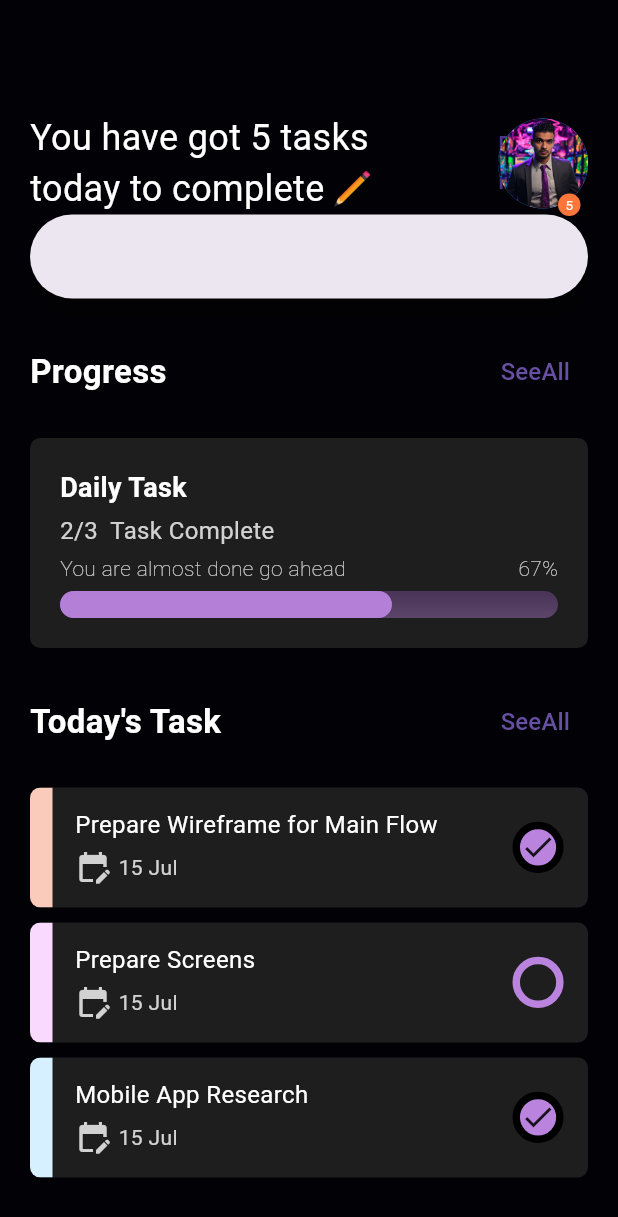
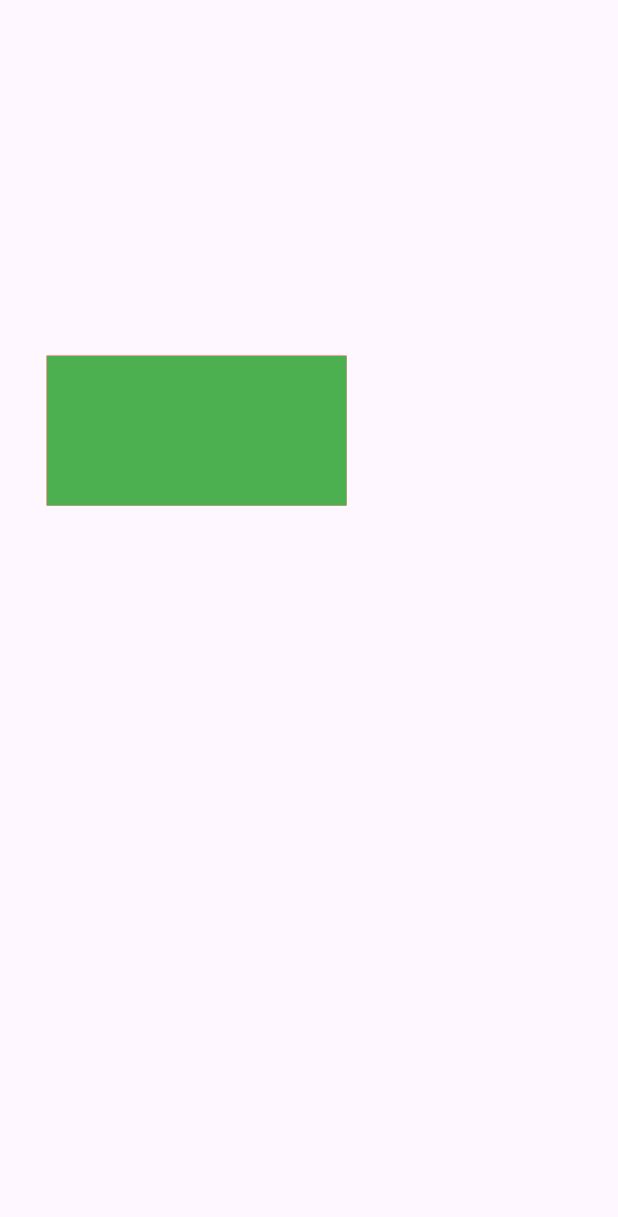
Before and after one commit to mortezanazari-hub/EmenTodoProject, a Flutter app: the screen it shows after launch, on a phone screen of 412 x 824 dp. Shown: the top 1217 px of the screen. Run offline on Flutter 3.47's test engine with Material 3 defaults, Android fonts, the phone set to English and light mode, and no system bars; drawn by our look-alikes of roundcheckbox; our stand-ins replace flutter_screenutil.

Commit message:
add swipeable_tile move todo list model for view list to SimpleTodoListModelToShow.dart
add a test page for sweep test

```diff
--- a/lib/MyWidget.dart
+++ b/lib/MyWidget.dart
@@ -1,20 +1,17 @@
-import 'dart:math';
 import 'package:flutter_screenutil/flutter_screenutil.dart';
 import 'package:intl/intl.dart';
 import 'package:flutter/cupertino.dart';
 import 'package:flutter/material.dart';
 import 'package:flutter/rendering.dart';
 import 'package:flutter/widgets.dart';
-import 'package:roundcheckbox/roundcheckbox.dart';
 import 'package:todoproject/Constant.dart';
-import 'package:todoproject/Models/SimpleToDoModel.dart';
 
 //!Button Check Box
 class ButtonCheckBox extends StatefulWidget {
-  String title;
-  Function(bool) onTap;
-  Color borderColor;
-  double screenWidth;
+  final String title;
+  final Function(bool) onTap;
+  final Color borderColor;
+  final double screenWidth;
 
   ButtonCheckBox(
       {super.key,
@@ -72,7 +69,7 @@ class _ButtonCheckBoxState extends State<ButtonCheckBox> {
 //!Select Time widget
 class MySelectTime extends StatefulWidget {
   final String title;
-  double screenWidth;
+  late double screenWidth;
 
   MySelectTime({super.key, required this.title, required this.screenWidth});
 
@@ -157,98 +154,6 @@ class _MySelectTimeState extends State<MySelectTime> {
           ),
         )
       ],
-    );
-  }
-}
-
-//!To do List Model
-class TodoListModel extends StatelessWidget {
-  late DateTime dateTime;
-  late int index;
-
-  TodoListModel({super.key, required this.index, required this.dateTime});
-
-  Random random = new Random();
-
-  late var _todoList = MyConst.TodoListQuery(dateTime);
-
-  @override
-  Widget build(BuildContext context) {
-    return Container(
-      clipBehavior: Clip.antiAlias,
-      margin: const EdgeInsets.only(top: 10),
-      decoration: BoxDecoration(
-          borderRadius: BorderRadius.circular(7),
-          color: MyConst.field_Black_Color),
-      child: Padding(
-        padding: const EdgeInsets.only(right: 20),
-        child: Row(
-          mainAxisAlignment: MainAxisAlignment.center,
-          crossAxisAlignment: CrossAxisAlignment.start,
-          children: [
-            Container(
-              width: 15,
-              height: 80,
-              color: _todoList[index].priority == Priority.high
-                  ? MyConst.priorityHighColor
-                  : _todoList[index].priority == Priority.medium
-                      ? MyConst.priorityMiddleColor
-                      : MyConst.priorityLowColor,
-            ),
-            const SizedBox(
-              width: 15,
-            ),
-            Column(
-              crossAxisAlignment: CrossAxisAlignment.start,
-              children: [
-                SizedBox(height: 13),
-                Text(
-                  _todoList[index].title,
-                  style: TextStyle(fontSize: 16),
-                ),
-                SizedBox(height: 5),
-                Row(
-                  children: [
-                    Icon(
-                      Icons.edit_calendar,
-                      color: MyConst.white_80_Color,
-                    ),
-                    const SizedBox(
-                      width: 5,
-                    ),
-                    Text(
-                      DateFormat('d MMM').format(_todoList[index].date),
-                      style: TextStyle(
-                          color: MyConst.white_80_Color, fontSize: 14),
-                    )
-                  ],
-                )
-              ],
-            ),
-            Spacer(),
-            Center(
-              heightFactor: 3,
-              child: RoundCheckBox(
-                isChecked: _todoList[index].isChecked,
-                checkedColor: Color(0xffBA83DE),
-                checkedWidget: Icon(Icons.check),
-                border: Border.all(
-                  color: _todoList[index].isChecked
-                      ? Colors.black
-                      : Color(0xffBA83DE),
-                  width: 5,
-                  strokeAlign: 0.5,
-                ),
-                uncheckedColor: Color.fromARGB(0, 0, 0, 0),
-                size: 26.6,
-                onTap: (istap) {
-                  _todoList[index].isChecked = !_todoList[index].isChecked;
-                },
-              ),
-            ),
-          ],
-        ),
-      ),
     );
   }
 }
--- /dev/null
+++ b/lib/Tset.dart
@@ -0,0 +1,78 @@
+import 'package:flutter/material.dart';
+
+class Test extends StatefulWidget {
+  const Test({super.key});
+
+  @override
+  State<Test> createState() => _MyWidgetState();
+}
+
+class _MyWidgetState extends State<Test> with TickerProviderStateMixin {
+  Offset _offset = Offset.zero;
+  late AnimationController _animationController;
+  late Animation<Offset> _animation = Tween<Offset>(
+    begin: Offset(0, 0),
+    end: Offset(123, 0),
+  ).animate(_animationController);
+
+  @override
+  void initState() {
+    super.initState();
+    _animationController = AnimationController(
+      duration: const Duration(milliseconds: 300),
+      vsync: this,
+    );
+    _animation = Tween<Offset>(
+      begin: Offset(0, 0),
+      end: Offset(123, 0),
+    ).animate(_animationController);
+    _animationController.forward(); // Start the animation automatically
+  }
+
+  @override
+  Widget build(BuildContext context) {
+    return Scaffold(
+      body: Center(
+        child: SizedBox(
+          width: 350,
+          height: 350,
+          child: Stack(
+            children: [
+              Container(
+                color: Colors.red,
+                width: 200,
+                height: 100,
+              ),
+              ClipRect(
+                child: Transform.translate(
+                  offset: _animation.value, // Use _animation.value here
+                  child: GestureDetector(
+                    onPanUpdate: (DragUpdateDetails details) {
+                      setState(() {
+                        _offset = Offset(
+                          _animation.value.dx + details.delta.dx,
+                          _animation.value.dy,
+                        );
+                        if (_offset.dx > 123) {
+                          _offset = Offset(123, _offset.dy);
+                        } else if (_offset.dx < 0) {
+                          _offset = Offset(0, _offset.dy);
+                        }
+                        _animationController.value = _offset.dx / 123;
+                      });
+                    },
+                    child: Container(
+                      color: Colors.green,
+                      width: 200,
+                      height: 100,
+                    ),
+                  ),
+                ),
+              ),
+            ],
+          ),
+        ),
+      ),
+    );
+  }
+}
--- a/lib/main.dart
+++ b/lib/main.dart
@@ -2,6 +2,8 @@ import 'package:flutter/material.dart';
 import 'package:flutter_screenutil/flutter_screenutil.dart';
 import 'package:todoproject/screens/AddSimpleTodo.dart';
 import 'package:todoproject/screens/HomeScreen.dart';
+
+import 'Tset.dart';
 
 void main() {
   runApp(const MyWidget());
@@ -21,7 +23,7 @@ class MyWidget extends StatelessWidget {
           ),
         ),
         debugShowCheckedModeBanner: false,
-        home: Homescreen(),
+        home: Test(),
       ),
     );
   }
--- a/lib/screens/HomeScreen.dart
+++ b/lib/screens/HomeScreen.dart
@@ -9,6 +9,7 @@ import 'package:todoproject/Constant.dart';
 import 'package:todoproject/Models/SimpleToDoModel.dart';
 
 import '../MyWidget.dart';
+import '../Widgets/SimpleTodoListModelToShow.dart';
 
 class Homescreen extends StatelessWidget {
   const Homescreen({super.key});
--- a/pubspec.yaml
+++ b/pubspec.yaml
@@ -38,6 +38,7 @@ dependencies:
   intl: ^0.19.0
   roundcheckbox: ^2.0.5
   flutter_screenutil: ^5.9.3
+  swipeable_tile: ^2.0.1
 dev_dependencies:
   flutter_test:
     sdk: flutter
```
Also changed, not shown: lib/Widgets/SimpleTodoListModelToShow.dart (added, +107 -0 lines), pubspec.lock.
